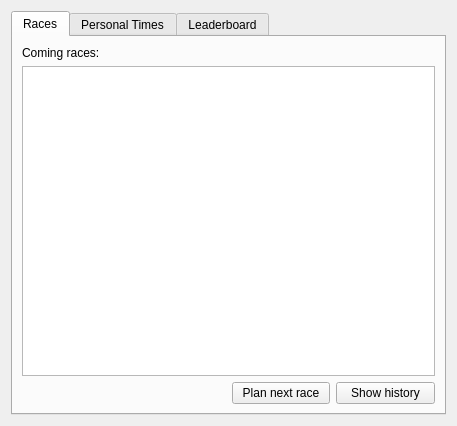
First picture: the form in ui/racerview.ui, repository tojwek123/zzProjekt, before the edit.
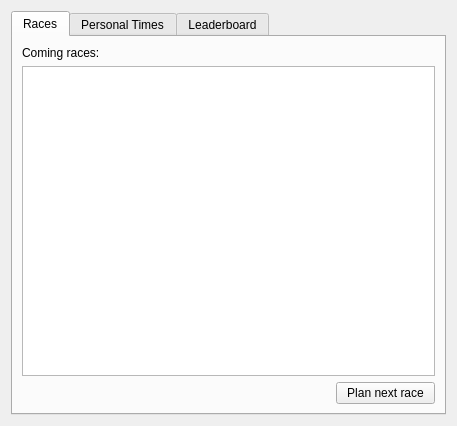
Second picture: the form after the edit. The open tabs and pages were chosen to show the change.

```diff
--- a/ui/racerview.ui
+++ b/ui/racerview.ui
@@ -24,44 +24,6 @@
        <string>Races</string>
       </attribute>
       <layout class="QGridLayout" name="gridLayout_2">
-       <item row="2" column="4">
-        <widget class="QPushButton" name="pushButton_2">
-         <property name="sizePolicy">
-          <sizepolicy hsizetype="Fixed" vsizetype="Fixed">
-           <horstretch>0</horstretch>
-           <verstretch>0</verstretch>
-          </sizepolicy>
-         </property>
-         <property name="maximumSize">
-          <size>
-           <width>100</width>
-           <height>16777215</height>
-          </size>
-         </property>
-         <property name="text">
-          <string>Show history</string>
-         </property>
-        </widget>
-       </item>
-       <item row="2" column="3">
-        <widget class="QPushButton" name="planNextRaceButton">
-         <property name="sizePolicy">
-          <sizepolicy hsizetype="Fixed" vsizetype="Fixed">
-           <horstretch>0</horstretch>
-           <verstretch>0</verstretch>
-          </sizepolicy>
-         </property>
-         <property name="maximumSize">
-          <size>
-           <width>100</width>
-           <height>16777215</height>
-          </size>
-         </property>
-         <property name="text">
-          <string>Plan next race</string>
-         </property>
-        </widget>
-       </item>
        <item row="0" column="1">
         <widget class="QLabel" name="label_2">
          <property name="text">
@@ -72,6 +34,25 @@
        <item row="1" column="1" colspan="4">
         <widget class="QTableWidget" name="reservedRacesTable"/>
        </item>
+       <item row="2" column="4">
+        <widget class="QPushButton" name="planNextRaceButton">
+         <property name="sizePolicy">
+          <sizepolicy hsizetype="Fixed" vsizetype="Fixed">
+           <horstretch>0</horstretch>
+           <verstretch>0</verstretch>
+          </sizepolicy>
+         </property>
+         <property name="maximumSize">
+          <size>
+           <width>100</width>
+           <height>16777215</height>
+          </size>
+         </property>
+         <property name="text">
+          <string>Plan next race</string>
+         </property>
+        </widget>
+       </item>
       </layout>
      </widget>
      <widget class="QWidget" name="personalTimesTab">
```
Left out of the diff: 17 changed lines with no effect on the pictures.
